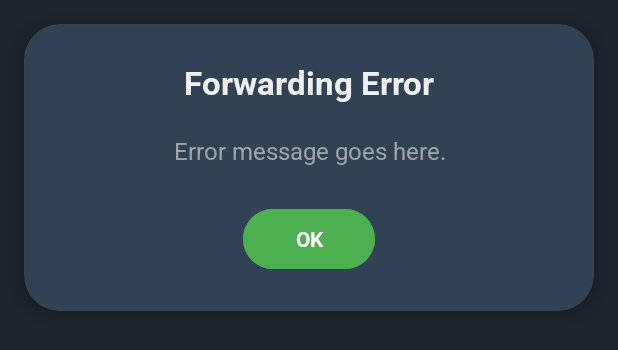
After one commit to Bharathboy/Payment_Tracker, an Android app: the layout dialog_error_message.xml on its own in the app's theme, with its tools: preview values and no code run, on a phone screen of 412 x 824 dp. The commit adds this screen. Shown: the top 350 px of the screen. Run offline under Robolectric (Android 15) with nearby library versions, the phone set to English and light mode, and no system bars.

Commit message:
added noti

```diff
--- /dev/null
+++ b/app/src/main/res/drawable/ic_notificationx.xml
@@ -0,0 +1,5 @@
+<vector xmlns:android="http://schemas.android.com/apk/res/android" android:height="24dp" android:tint="#000000" android:viewportHeight="24" android:viewportWidth="24" android:width="24dp">
+
+    <path android:fillColor="@android:color/white" android:pathData="M12,2C6.48,2 2,6.48 2,12s4.48,10 10,10 10,-4.48 10,-10S17.52,2 12,2zM13,17h-2v-2h2v2zM13,13h-2L11,7h2v6z"/>
+
+</vector>
--- /dev/null
+++ b/app/src/main/res/layout/dialog_error_message.xml
@@ -0,0 +1,53 @@
+<?xml version="1.0" encoding="utf-8"?>
+<com.google.android.material.card.MaterialCardView xmlns:android="http://schemas.android.com/apk/res/android"
+    xmlns:app="http://schemas.android.com/apk/res-auto"
+    android:layout_width="match_parent"
+    android:layout_height="wrap_content"
+    android:layout_margin="16dp"
+    app:cardBackgroundColor="@color/bg_panel"
+    app:cardCornerRadius="24dp"
+    app:cardElevation="8dp"
+    app:strokeColor="@color/border_primary_light"
+    app:strokeWidth="1dp">
+
+    <LinearLayout
+        android:layout_width="match_parent"
+        android:layout_height="wrap_content"
+        android:orientation="vertical"
+        android:padding="24dp">
+
+        <TextView
+            android:id="@+id/dialogTitleTextView"
+            android:layout_width="match_parent"
+            android:layout_height="wrap_content"
+            android:layout_marginBottom="20dp"
+            android:gravity="center_horizontal"
+            android:text="@string/forwarding_error_title"
+            android:textColor="@color/text_primary"
+            android:textSize="22sp"
+            android:textStyle="bold" />
+
+        <TextView
+            android:id="@+id/dialogMessageTextView"
+            android:layout_width="match_parent"
+            android:layout_height="wrap_content"
+            android:gravity="center_horizontal"
+            android:text="Error message goes here."
+            android:textColor="@color/text_secondary"
+            android:textSize="16sp" />
+
+        <Button
+            android:id="@+id/dialogOkButton"
+            android:layout_width="wrap_content"
+            android:layout_height="wrap_content"
+            android:layout_marginTop="24dp"
+            android:layout_gravity="center_horizontal"
+            android:backgroundTint="@color/status_green"
+            android:text="@string/ok_button_text"
+            android:textColor="@color/white"
+            android:textStyle="bold"
+            app:cornerRadius="28dp" />
+
+    </LinearLayout>
+
+</com.google.android.material.card.MaterialCardView>
--- a/app/src/main/res/values/strings.xml
+++ b/app/src/main/res/values/strings.xml
@@ -32,4 +32,6 @@
     <string name="test_button_text">Test</string>
 
     <string name="empty_state_message">New messages will appear here.</string>
+    <string name="forwarding_error_title">Forwarding Error</string>
+    <string name="ok_button_text">OK</string>
 </resources>
```
Also changed, not shown: app/src/main/java/com/example/paymenttracker/MainActivity.java (+79 -30 lines), app/src/main/java/com/example/paymenttracker/SmsForwardingService.java (+26 -10 lines), app/src/main/java/com/example/paymenttracker/TelegramSender.java (+37 -4 lines), app/src/main/res/layout/activity_main.xml (+17 -2 lines).
